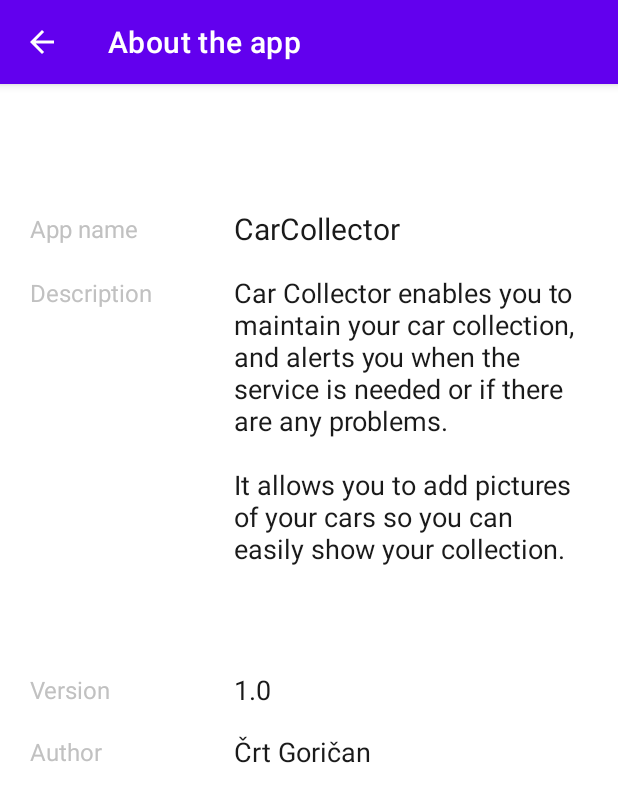
After one commit to cgorican/car-collector, an Android app: the AboutActivity screen opened directly, with no data from a screen before it, on a phone screen of 412 x 824 dp. The commit adds this screen. Shown: the top 802 px of the screen. Run offline under Robolectric (Android 15) with nearby library versions, the phone set to English and light mode, and no system bars.

Commit message:
Implementation 2 (part 2) Multiple activities

```diff
--- /dev/null
+++ b/app/src/main/java/si/um/feri/carcollector/AboutActivity.kt
@@ -0,0 +1,20 @@
+package si.um.feri.carcollector
+
+import androidx.appcompat.app.AppCompatActivity
+import android.os.Bundle
+import si.um.feri.carcollector.databinding.ActivityAboutBinding
+
+class AboutActivity : AppCompatActivity() {
+    private lateinit var binding: ActivityAboutBinding
+    private val TAG = AboutActivity::class.qualifiedName
+
+    override fun onCreate(savedInstanceState: Bundle?) {
+        super.onCreate(savedInstanceState)
+        setContentView(R.layout.activity_about)
+
+        binding = ActivityAboutBinding.inflate(layoutInflater)
+        setContentView(binding.root)
+
+        this.title = "About the app"
+    }
+}
--- /dev/null
+++ b/app/src/main/res/layout/activity_about.xml
@@ -0,0 +1,180 @@
+<?xml version="1.0" encoding="utf-8"?>
+<androidx.constraintlayout.widget.ConstraintLayout xmlns:android="http://schemas.android.com/apk/res/android"
+    xmlns:app="http://schemas.android.com/apk/res-auto"
+    xmlns:tools="http://schemas.android.com/tools"
+    android:layout_width="match_parent"
+    android:layout_height="match_parent"
+    tools:context=".AboutActivity">
+
+    <androidx.constraintlayout.widget.Guideline
+        android:id="@+id/guideline10"
+        android:layout_width="wrap_content"
+        android:layout_height="wrap_content"
+        android:orientation="horizontal"
+        app:layout_constraintGuide_percent="0.85" />
+
+    <androidx.constraintlayout.widget.Guideline
+        android:id="@+id/guideline2"
+        android:layout_width="wrap_content"
+        android:layout_height="wrap_content"
+        android:orientation="horizontal"
+        app:layout_constraintGuide_percent="0.1" />
+
+    <androidx.constraintlayout.widget.Guideline
+        android:id="@+id/guideline13"
+        android:layout_width="wrap_content"
+        android:layout_height="wrap_content"
+        android:orientation="horizontal"
+        app:layout_constraintGuide_percent="0.15" />
+
+    <androidx.constraintlayout.widget.Guideline
+        android:id="@+id/guideline14"
+        android:layout_width="wrap_content"
+        android:layout_height="wrap_content"
+        android:orientation="horizontal"
+        app:layout_constraintBottom_toTopOf="@+id/appNameLabel"
+        app:layout_constraintGuide_percent="0.5"
+        app:layout_constraintTop_toTopOf="parent" />
+
+    <androidx.constraintlayout.widget.Guideline
+        android:id="@+id/guideline15"
+        android:layout_width="wrap_content"
+        android:layout_height="wrap_content"
+        android:orientation="horizontal"
+        app:layout_constraintBottom_toTopOf="@+id/appNameLabel"
+        app:layout_constraintGuide_percent="0.55"
+        app:layout_constraintTop_toTopOf="parent" />
+
+    <TextView
+        android:id="@+id/appNameView"
+        android:layout_width="0dp"
+        android:layout_height="wrap_content"
+        android:layout_marginStart="20dp"
+        android:layout_marginEnd="20dp"
+        android:text="@string/app_name"
+        android:textColor="@color/dgray"
+        android:textSize="20sp"
+        app:layout_constraintBottom_toTopOf="@+id/guideline13"
+        app:layout_constraintEnd_toEndOf="parent"
+        app:layout_constraintHorizontal_bias="0.0"
+        app:layout_constraintStart_toStartOf="@+id/guideline11"
+        app:layout_constraintTop_toTopOf="@+id/guideline2" />
+
+    <TextView
+        android:id="@+id/appDescriptionView"
+        android:layout_width="0dp"
+        android:layout_height="wrap_content"
+        android:layout_marginStart="20dp"
+        android:layout_marginEnd="20dp"
+        android:text="@string/app_description"
+        android:textAlignment="viewStart"
+        android:textColor="@color/dgray"
+        android:textSize="18sp"
+        app:layout_constraintBottom_toTopOf="@+id/guideline14"
+        app:layout_constraintEnd_toEndOf="parent"
+        app:layout_constraintHorizontal_bias="0.0"
+        app:layout_constraintStart_toStartOf="@+id/guideline11"
+        app:layout_constraintTop_toTopOf="@+id/guideline13"
+        app:layout_constraintVertical_bias="0.15" />
+
+    <TextView
+        android:id="@+id/appVersionView"
+        android:layout_width="0dp"
+        android:layout_height="wrap_content"
+        android:layout_marginStart="20dp"
+        android:layout_marginEnd="20dp"
+        android:text="@string/app_version"
+        android:textColor="@color/dgray"
+        android:textSize="18sp"
+        app:layout_constraintBottom_toTopOf="@+id/guideline15"
+        app:layout_constraintEnd_toEndOf="parent"
+        app:layout_constraintHorizontal_bias="0.0"
+        app:layout_constraintStart_toStartOf="@+id/guideline11"
+        app:layout_constraintTop_toTopOf="@+id/guideline14" />
+
+    <androidx.constraintlayout.widget.Guideline
+        android:id="@+id/guideline11"
+        android:layout_width="wrap_content"
+        android:layout_height="wrap_content"
+        android:orientation="vertical"
+        app:layout_constraintGuide_percent="0.33" />
+
+    <TextView
+        android:id="@+id/versionLabel"
+        android:layout_width="0dp"
+        android:layout_height="wrap_content"
+        android:layout_marginStart="20dp"
+        android:text="@string/label_version"
+        android:textColor="@color/lgray"
+        android:textSize="16sp"
+        app:layout_constraintBottom_toTopOf="@+id/guideline15"
+        app:layout_constraintEnd_toStartOf="@+id/guideline11"
+        app:layout_constraintHorizontal_bias="0.0"
+        app:layout_constraintStart_toStartOf="parent"
+        app:layout_constraintTop_toTopOf="@+id/guideline14" />
+
+    <TextView
+        android:id="@+id/appNameLabel"
+        android:layout_width="0dp"
+        android:layout_height="wrap_content"
+        android:layout_marginStart="20dp"
+        android:text="@string/label_app_name"
+        android:textColor="@color/lgray"
+        android:textSize="16sp"
+        app:layout_constraintBottom_toTopOf="@+id/guideline13"
+        app:layout_constraintEnd_toStartOf="@+id/guideline11"
+        app:layout_constraintHorizontal_bias="0.0"
+        app:layout_constraintStart_toStartOf="parent"
+        app:layout_constraintTop_toTopOf="@+id/guideline2" />
+
+    <TextView
+        android:id="@+id/appDescriptionLabel"
+        android:layout_width="0dp"
+        android:layout_height="wrap_content"
+        android:layout_marginStart="20dp"
+        android:text="@string/label_app_description"
+        android:textColor="@color/lgray"
+        android:textSize="16sp"
+        app:layout_constraintBottom_toTopOf="@+id/guideline14"
+        app:layout_constraintEnd_toStartOf="@+id/guideline11"
+        app:layout_constraintHorizontal_bias="0.0"
+        app:layout_constraintStart_toStartOf="parent"
+        app:layout_constraintTop_toTopOf="@+id/guideline13"
+        app:layout_constraintVertical_bias="0.050000012" />
+
+    <TextView
+        android:id="@+id/authorLabel"
+        android:layout_width="0dp"
+        android:layout_height="wrap_content"
+        android:layout_marginStart="20dp"
+        android:text="@string/label_author"
+        android:textColor="@color/lgray"
+        android:textSize="16sp"
+        app:layout_constraintBottom_toTopOf="@+id/guideline16"
+        app:layout_constraintEnd_toStartOf="@+id/guideline11"
+        app:layout_constraintHorizontal_bias="1.0"
+        app:layout_constraintStart_toStartOf="parent"
+        app:layout_constraintTop_toTopOf="@+id/guideline15" />
+
+    <TextView
+        android:id="@+id/appAuthorView"
+        android:layout_width="0dp"
+        android:layout_height="wrap_content"
+        android:layout_marginStart="20dp"
+        android:layout_marginEnd="20dp"
+        android:text="@string/app_author"
+        android:textColor="@color/dgray"
+        android:textSize="18sp"
+        app:layout_constraintBottom_toTopOf="@+id/guideline16"
+        app:layout_constraintEnd_toEndOf="parent"
+        app:layout_constraintHorizontal_bias="0.5"
+        app:layout_constraintStart_toStartOf="@+id/guideline11"
+        app:layout_constraintTop_toTopOf="@+id/guideline15" />
+
+    <androidx.constraintlayout.widget.Guideline
+        android:id="@+id/guideline16"
+        android:layout_width="wrap_content"
+        android:layout_height="wrap_content"
+        android:orientation="horizontal"
+        app:layout_constraintGuide_percent="0.6075206" />
+</androidx.constraintlayout.widget.ConstraintLayout>
--- a/app/src/main/res/layout/activity_set_owner.xml
+++ b/app/src/main/res/layout/activity_set_owner.xml
@@ -86,7 +86,7 @@
         android:id="@+id/imageView"
         android:layout_width="201dp"
         android:layout_height="148dp"
-        android:contentDescription="@string/logo_desc"
+        android:contentDescription="@string/logo_alt_text"
         app:layout_constraintBottom_toTopOf="@+id/guideline4"
         app:layout_constraintEnd_toEndOf="parent"
         app:layout_constraintHorizontal_bias="0.5"
--- a/app/src/main/res/values/colors.xml
+++ b/app/src/main/res/values/colors.xml
@@ -6,6 +6,7 @@
     <color name="teal_200">#FF03DAC5</color>
     <color name="teal_700">#FF018786</color>
     <color name="black">#FF000000</color>
+    <color name="dgray">#1a1a1a</color>
     <color name="white">#FFFFFFFF</color>
     <color name="red">#B63636</color>
     <color name="lgray">#C1C1C1</color>
--- a/app/src/main/res/values/strings.xml
+++ b/app/src/main/res/values/strings.xml
@@ -1,7 +1,16 @@
 <resources>
     <string name="app_name">CarCollector</string>
+    <string name="app_description">Car Collector enables you to maintain your car collection, and alerts you when the service is needed or if there are any problems.\n\nIt allows you to add pictures of your cars so you can easily show your collection.</string>
+    <string name="app_author">Črt Goričan</string>
+    <string name="app_version">1.0</string>
 
-    <string name="logo_desc">App logo</string>
+    <string name="logo_alt_text">App logo</string>
+
+    <!-- AboutActivity -->
+    <string name="label_app_name">App name</string>
+    <string name="label_app_description">Description</string>
+    <string name="label_author">Author</string>
+    <string name="label_version">Version</string>
 
     <!-- SetOwnerActivity -->
     <string name="car_make">Make</string>
@@ -29,6 +38,7 @@
     <string name="btn_to_input_activity">+</string>
     <string name="btn_to_set_owner_activity">Set owner</string>
     <string name="btn_add_car">Add</string>
+    <string name="btn_about">About</string>
     <string name="btn_info">Info</string>
     <string name="btn_exit">Exit</string>
     <string name="btn_return">Back</string>
--- a/carCollection/src/main/java/si/um/feri/carcollection/Car.kt
+++ b/carCollection/src/main/java/si/um/feri/carcollection/Car.kt
@@ -4,6 +4,7 @@ import java.io.Serializable
 import java.math.BigDecimal
 import java.time.Year
 import java.util.*
+
 
 class Car(
     val make: String,       // Porsche
@@ -13,7 +14,7 @@ class Car(
     var power: UInt,        // 360 hp
     var mileage: UInt,      // 43.812 km
     var price: BigDecimal   // 154.000 €
-) : Comparable<Car>, Serializable {
+) : Comparable<Car>, Serializable  {
     val id: UUID = UUID.randomUUID()
 
     init {
```
Also changed, not shown: app/src/main/AndroidManifest.xml (+8 -0 lines), app/src/main/java/si/um/feri/carcollector/InputActivity.kt (+18 -22 lines), app/src/main/java/si/um/feri/carcollector/MainActivity.kt (+20 -12 lines), app/src/main/res/layout/activity_input.xml (+3 -17 lines), app/src/main/res/layout/activity_main.xml (+19 -10 lines).
